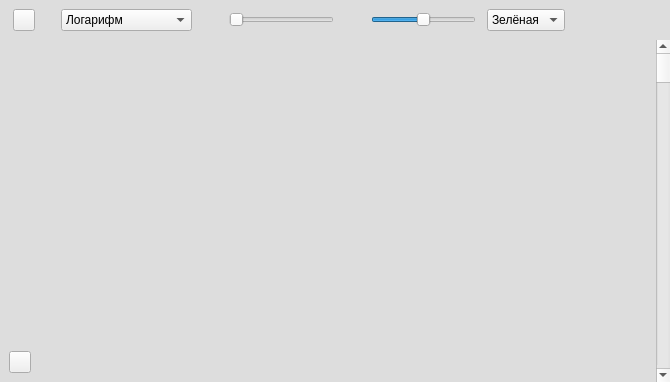
Before: the Qt Designer form ui/GraphicTime.ui in alexvrn/rmo, drawn with Qt 5.
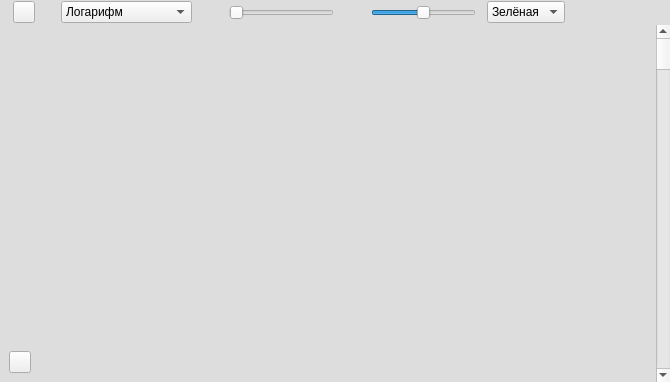
After: the same form once the commit is applied. Icons and pictures are not drawn. Custom widgets are drawn as their Qt base class.

Patch:
```diff
--- a/ui/GraphicTime.ui
+++ b/ui/GraphicTime.ui
@@ -163,6 +163,9 @@
              <property name="sizeConstraint">
               <enum>QLayout::SetDefaultConstraint</enum>
              </property>
+             <property name="topMargin">
+              <number>0</number>
+             </property>
              <item>
               <spacer name="horizontalSpacer_10">
                <property name="orientation">
@@ -224,7 +227,7 @@
                <property name="sizeHint" stdset="0">
                 <size>
                  <width>10</width>
-                 <height>20</height>
+                 <height>0</height>
                 </size>
                </property>
               </spacer>
@@ -269,7 +272,7 @@
                <property name="sizeHint" stdset="0">
                 <size>
                  <width>10</width>
-                 <height>20</height>
+                 <height>0</height>
                 </size>
                </property>
               </spacer>
@@ -323,7 +326,7 @@
                <property name="sizeHint" stdset="0">
                 <size>
                  <width>10</width>
-                 <height>20</height>
+                 <height>0</height>
                 </size>
                </property>
               </spacer>
@@ -350,7 +353,7 @@
                <property name="sizeHint" stdset="0">
                 <size>
                  <width>68</width>
-                 <height>87</height>
+                 <height>0</height>
                 </size>
                </property>
               </spacer>
```
